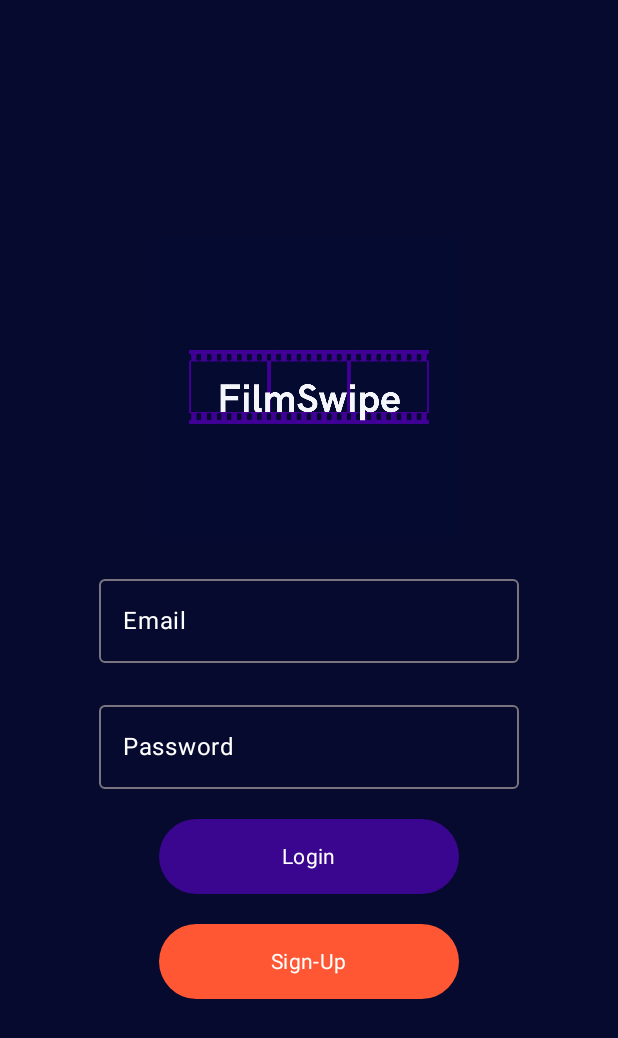
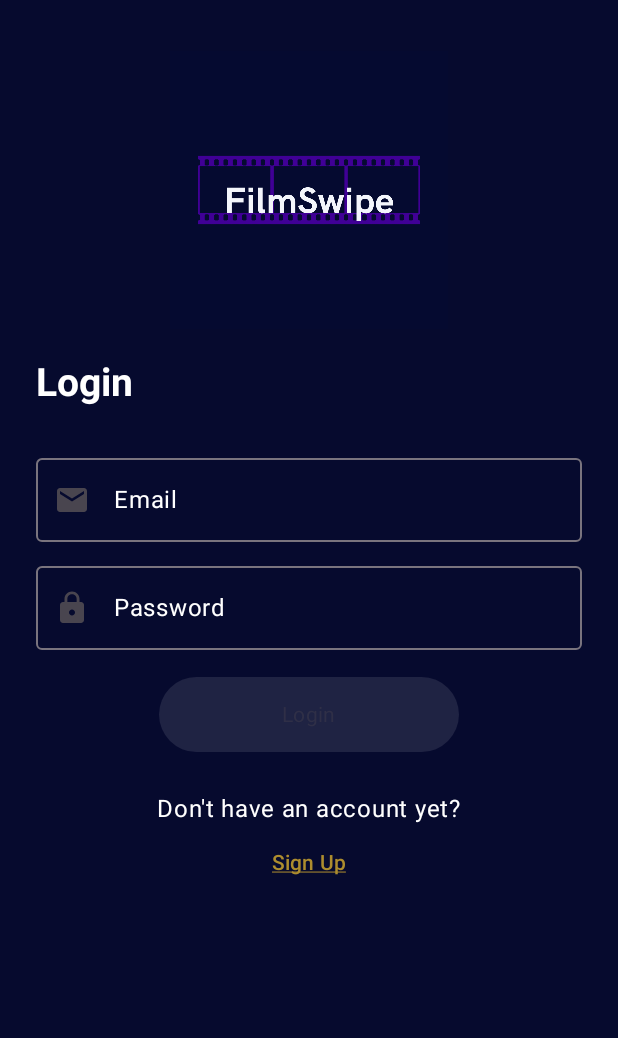
Before and after one commit to arthurmilner01/mobile-applications, an Android app built with Jetpack Compose: the screen it shows after launch (MainActivity), on a phone screen of 412 x 824 dp. Shown: the top 1038 px of the screen. Run offline under Robolectric (Android 15) with nearby library versions, the phone set to English and light mode, and no system bars; libraries missing offline, so code that uses them is left out: com.google.android.gms.

Commit message:
Updated login screen UI

```diff
--- a/FilmSwipe App/app/src/main/java/com/example/filmswipe/screens/LoginScreen.kt
+++ b/FilmSwipe App/app/src/main/java/com/example/filmswipe/screens/LoginScreen.kt
@@ -1,26 +1,41 @@
 package com.example.filmswipe.screens
 
+import androidx.compose.animation.AnimatedVisibility
 import androidx.compose.foundation.Image
 import androidx.compose.foundation.layout.Arrangement
 import androidx.compose.foundation.layout.Column
+import androidx.compose.foundation.layout.Row
+import androidx.compose.foundation.layout.Spacer
+import androidx.compose.foundation.layout.fillMaxSize
+import androidx.compose.foundation.layout.fillMaxWidth
+import androidx.compose.foundation.layout.height
 import androidx.compose.foundation.layout.padding
 import androidx.compose.foundation.layout.size
 import androidx.compose.foundation.text.KeyboardOptions
+import androidx.compose.material.icons.Icons
+import androidx.compose.material.icons.filled.Email
+import androidx.compose.material.icons.filled.Lock
 import androidx.compose.material3.Button
 import androidx.compose.material3.ButtonDefaults
+import androidx.compose.material3.Icon
 import androidx.compose.material3.MaterialTheme
 import androidx.compose.material3.OutlinedTextField
 import androidx.compose.material3.Text
+import androidx.compose.material3.TextButton
 import androidx.compose.runtime.Composable
 import androidx.compose.runtime.LaunchedEffect
 import androidx.compose.runtime.collectAsState
 import androidx.compose.runtime.getValue
 import androidx.compose.ui.Alignment
 import androidx.compose.ui.Modifier
+import androidx.compose.ui.graphics.Color
 import androidx.compose.ui.res.painterResource
+import androidx.compose.ui.text.font.FontWeight
 import androidx.compose.ui.text.input.KeyboardType
 import androidx.compose.ui.text.input.PasswordVisualTransformation
+import androidx.compose.ui.text.style.TextDecoration
 import androidx.compose.ui.unit.dp
+import androidx.compose.ui.unit.sp
 import androidx.navigation.NavController
 import com.example.filmswipe.R
 import com.example.filmswipe.model.AppViewModel
@@ -41,8 +56,9 @@ fun LoginScreen(navController: NavController, appViewModel: AppViewModel, modifi
 
     Column(
         horizontalAlignment = Alignment.CenterHorizontally,
-        verticalArrangement = Arrangement.Center,
         modifier = Modifier
+            .fillMaxSize()
+            .padding(16.dp),
     )
     {
         Image(painter=loginImage,
@@ -51,11 +67,22 @@ fun LoginScreen(navController: NavController, appViewModel: AppViewModel, modifi
                 .padding(
                     top = 10.dp,
                     bottom = 10.dp,
-                    start = 25.dp,
-                    end = 25.dp
                 )
-                .size(200.dp)
+                .size(185.dp)
         )
+
+
+        Text(
+            text = "Login",
+            style = MaterialTheme.typography.displayMedium.copy(
+                fontSize = 26.sp,
+                fontWeight = FontWeight.Bold
+            ),
+            modifier = Modifier
+                .align(Alignment.Start)
+                .padding(bottom = 16.dp)
+        )
+
 
         OutlinedTextField(
             value = appViewModel.emailInput,
@@ -63,8 +90,10 @@ fun LoginScreen(navController: NavController, appViewModel: AppViewModel, modifi
             isError = appUiState.incorrectLogin,
             label = { Text("Email",
                 color = MaterialTheme.colorScheme.onBackground) },
+            leadingIcon = { Icon(Icons.Default.Email, contentDescription = "Email Icon") },
             modifier = Modifier
-                .padding(10.dp),
+                .padding(bottom = 8.dp)
+                .fillMaxWidth(),
             keyboardOptions = KeyboardOptions(keyboardType = KeyboardType.Email)
         )
         OutlinedTextField(
@@ -74,17 +103,33 @@ fun LoginScreen(navController: NavController, appViewModel: AppViewModel, modifi
             label = { Text("Password",
                 color = MaterialTheme.colorScheme.onBackground)
             },
+            leadingIcon = { Icon(Icons.Default.Lock, contentDescription = "Lock Icon") },
             modifier = Modifier
-                .padding(10.dp),
+                .padding(bottom = 8.dp)
+                .fillMaxWidth(),
             visualTransformation = PasswordVisualTransformation(),
             keyboardOptions = KeyboardOptions(keyboardType = KeyboardType.Password)
         )
+
+
+        AnimatedVisibility(visible = appUiState.incorrectLogin) {
+            Text(
+                text = "Incorrect email or password",
+                color = Color.Red,
+                style = MaterialTheme.typography.bodySmall,
+                modifier = Modifier.padding(vertical = 8.dp)
+            )
+        }
+
+
+
         Button(
             onClick = { appViewModel.checkLoginDetails() }, modifier= Modifier
                 .padding(10.dp)
                 .size(width = 200.dp, height = 50.dp),
             colors = ButtonDefaults.buttonColors(
-                containerColor = MaterialTheme.colorScheme.primary)
+                containerColor = MaterialTheme.colorScheme.primary),
+            enabled = appViewModel.emailInput.isNotEmpty() && appViewModel.passwordInput.isNotEmpty(),
         )
         {
             Text(
@@ -92,19 +137,21 @@ fun LoginScreen(navController: NavController, appViewModel: AppViewModel, modifi
                 style= MaterialTheme.typography.bodyMedium
             )
         }
-        Button(
-            onClick = { navController.navigate("signupscreen")},
-            modifier= Modifier
-                .padding(10.dp)
-                .size(width = 200.dp, height = 50.dp),
-            colors = ButtonDefaults.buttonColors(
-                containerColor = MaterialTheme.colorScheme.secondary)
-        )
-        {
+
+        Spacer(Modifier.height(16.dp))
+
+        Column(
+            horizontalAlignment = Alignment.CenterHorizontally,
+            verticalArrangement = Arrangement.Center,
+        ) {
             Text(
-                "Sign-Up",
-                style= MaterialTheme.typography.bodyMedium)
-            //TODO: Add sign-up functionality
+                text = "Don't have an account yet?",
+                color = Color.White,
+            )
+            TextButton(onClick = { navController.navigate("signupscreen") }) {
+                Text("Sign Up", color = MaterialTheme.colorScheme.tertiary,
+                    textDecoration = TextDecoration.Underline)
+            }
         }
     }
 }
```
